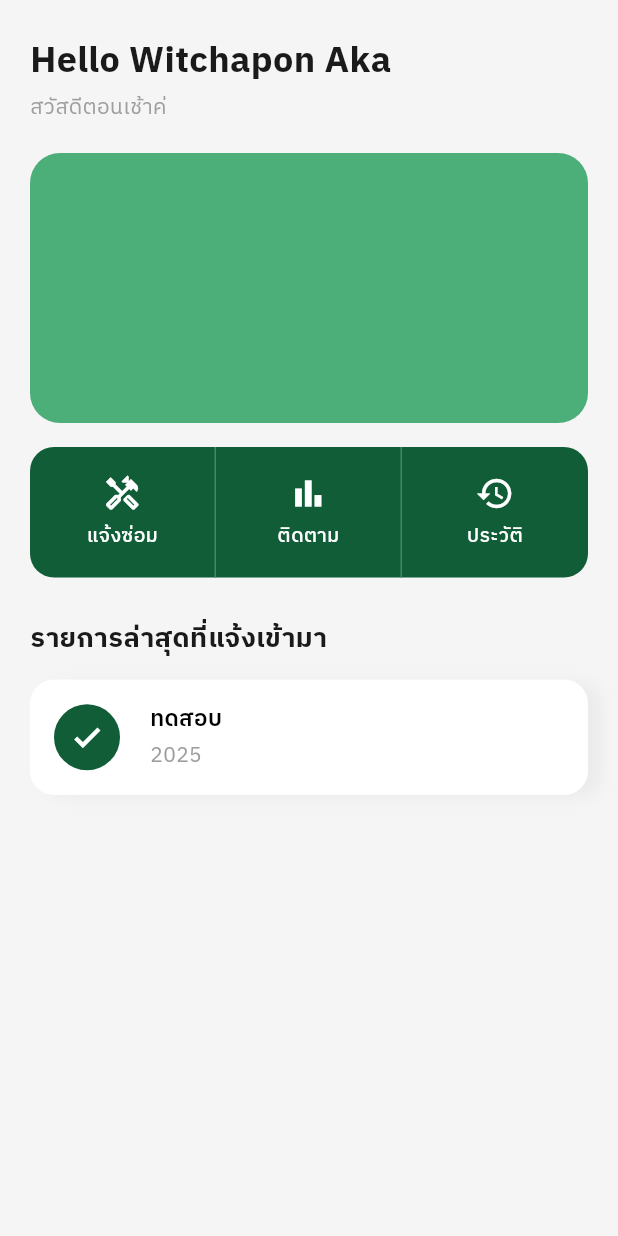
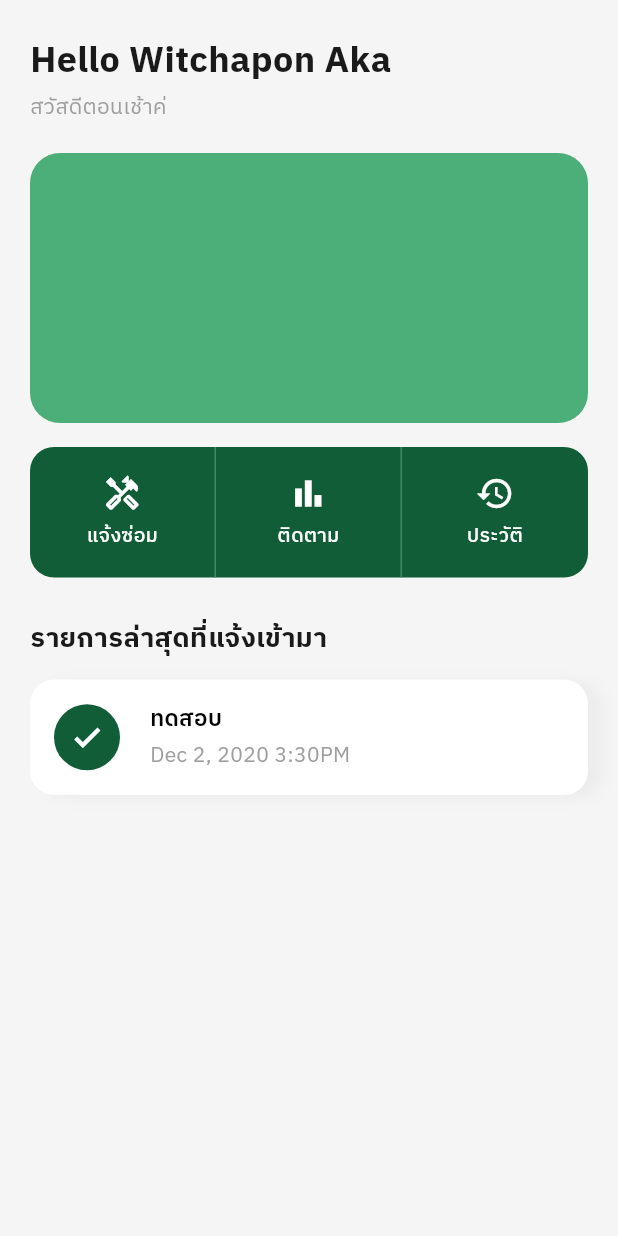
Before and after one commit to friendneedmatcha/fix-ict, a Flutter app: the screen it shows after launch, on a phone screen of 412 x 824 dp. Run offline on Flutter 3.47's test engine with Material 3 defaults, Android fonts, the phone set to English and light mode, and no system bars; project files that could hold a hidden picture were left out.

Commit message:
finish home page

```diff
--- a/frontend/lib/screens/homePage.dart
+++ b/frontend/lib/screens/homePage.dart
@@ -135,7 +135,7 @@ class _HomePageState extends State<HomePage> {
                                 ),
                                 SizedBox(height: 4),
                                 Text(
-                                  "2025",
+                                  "Dec 2, 2020 3:30PM",
                                   style: TextStyle(
                                     fontSize: 14,
                                     color: Color.from(
```
